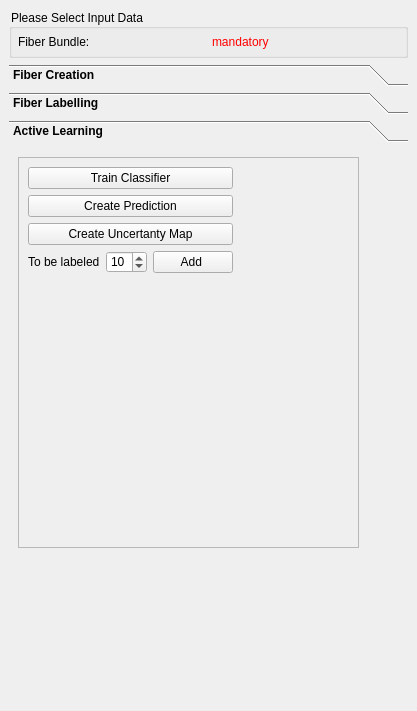
MIC-DKFZ/MITK-Diffusion, file Plugins/org.mitk.gui.qt.diffusionimaging.fiberprocessing/src/internal/QmitkInteractiveFiberDissectionViewControls.ui: the form before one commit.
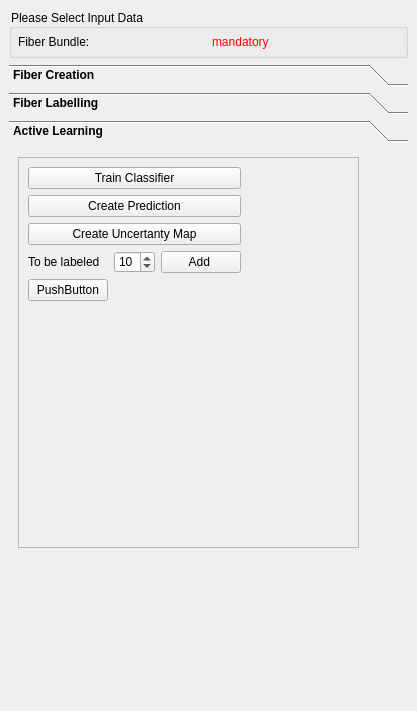
The form after the commit. The open tabs and pages were chosen to show the change. Icons and pictures are not drawn. Custom widgets are drawn as their Qt base class.

```diff
--- a/Plugins/org.mitk.gui.qt.diffusionimaging.fiberprocessing/src/internal/QmitkInteractiveFiberDissectionViewControls.ui
+++ b/Plugins/org.mitk.gui.qt.diffusionimaging.fiberprocessing/src/internal/QmitkInteractiveFiberDissectionViewControls.ui
@@ -594,6 +594,13 @@
           </property>
          </spacer>
         </item>
+        <item row="4" column="0">
+         <widget class="QPushButton" name="m_newlabeling">
+          <property name="text">
+           <string>PushButton</string>
+          </property>
+         </widget>
+        </item>
        </layout>
       </widget>
      </widget>
```
Left out of the diff: 2 changed lines with no effect on the pictures.
